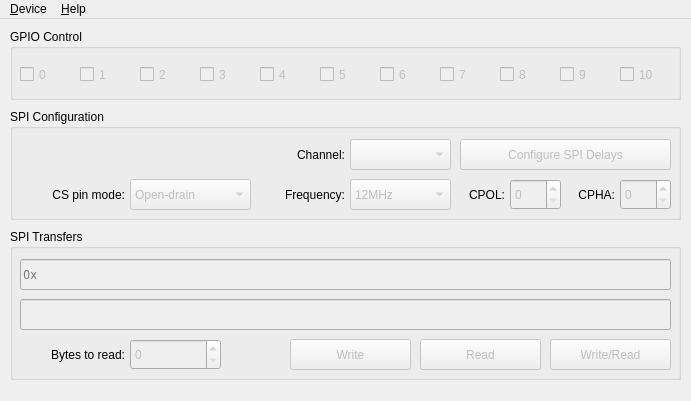
bloguetronica/cp2130-com, file src/devicewindow.ui: the form before one commit.
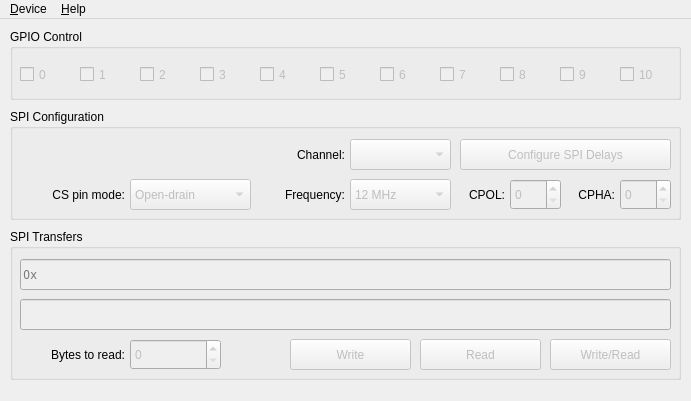
The form after the commit. Icons and pictures are not drawn.

```diff
--- a/src/devicewindow.ui
+++ b/src/devicewindow.ui
@@ -339,7 +339,7 @@
      </property>
      <item>
       <property name="text">
-       <string>12MHz</string>
+       <string>12 MHz</string>
       </property>
      </item>
      <item>
```
Left out of the diff: 14 changed lines with no effect on the pictures.
